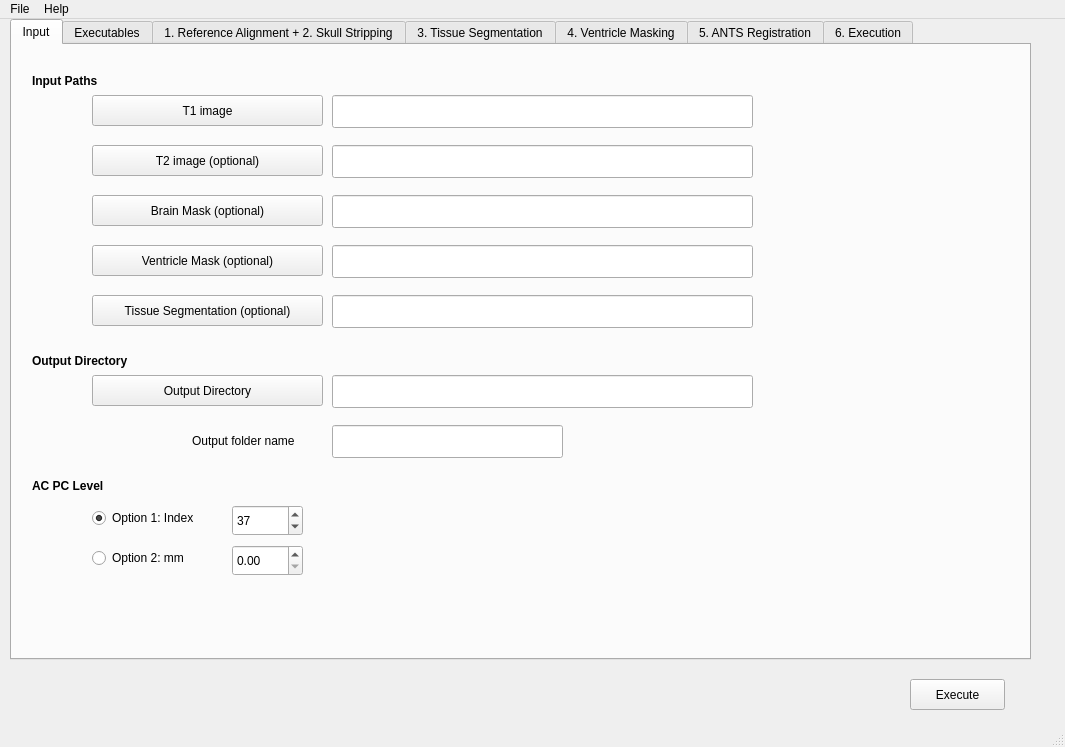
hay318/auto_EACSF, file src/app/csfwindow.ui: the form before one commit.
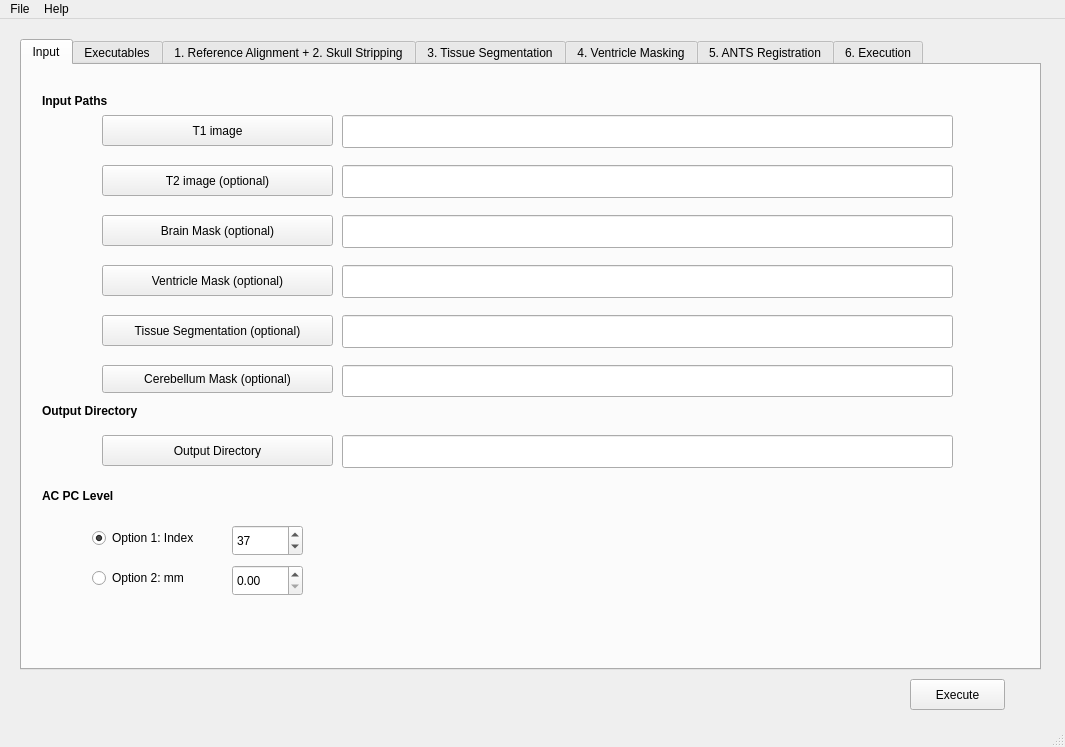
The form after the commit.

```diff
--- a/src/app/csfwindow.ui
+++ b/src/app/csfwindow.ui
@@ -17,10 +17,10 @@
    <widget class="QTabWidget" name="tabWidget">
     <property name="geometry">
      <rect>
-      <x>10</x>
-      <y>0</y>
+      <x>20</x>
+      <y>20</y>
       <width>1021</width>
-      <height>641</height>
+      <height>631</height>
      </rect>
     </property>
     <property name="currentIndex">
@@ -30,19 +30,6 @@
      <attribute name="title">
       <string>Input</string>
      </attribute>
-     <widget class="QLabel" name="label_OutputFolderName">
-      <property name="geometry">
-       <rect>
-        <x>180</x>
-        <y>380</y>
-        <width>131</width>
-        <height>31</height>
-       </rect>
-      </property>
-      <property name="text">
-       <string>Output folder name</string>
-      </property>
-     </widget>
      <widget class="QPushButton" name="pushButton_T1img">
       <property name="geometry">
        <rect>
@@ -113,17 +100,20 @@
        <rect>
         <x>320</x>
         <y>50</y>
-        <width>421</width>
+        <width>611</width>
         <height>33</height>
        </rect>
       </property>
+      <property name="text">
+       <string/>
+      </property>
      </widget>
      <widget class="QLineEdit" name="lineEdit_T2img">
       <property name="geometry">
        <rect>
         <x>320</x>
         <y>100</y>
-        <width>421</width>
+        <width>611</width>
         <height>33</height>
        </rect>
       </property>
@@ -133,7 +123,7 @@
        <rect>
         <x>320</x>
         <y>150</y>
-        <width>421</width>
+        <width>611</width>
         <height>33</height>
        </rect>
       </property>
@@ -143,30 +133,39 @@
        <rect>
         <x>320</x>
         <y>200</y>
-        <width>421</width>
+        <width>611</width>
         <height>33</height>
        </rect>
       </property>
+      <property name="text">
+       <string/>
+      </property>
      </widget>
      <widget class="QLineEdit" name="lineEdit_TissueSeg">
       <property name="geometry">
        <rect>
         <x>320</x>
         <y>250</y>
-        <width>421</width>
+        <width>611</width>
         <height>33</height>
        </rect>
       </property>
+      <property name="text">
+       <string/>
+      </property>
      </widget>
      <widget class="QLineEdit" name="lineEdit_OutputDir">
       <property name="geometry">
        <rect>
         <x>320</x>
-        <y>330</y>
-        <width>421</width>
+        <y>370</y>
+        <width>611</width>
         <height>33</height>
        </rect>
       </property>
+      <property name="text">
+       <string/>
+      </property>
      </widget>
      <widget class="QLabel" name="label_InputPaths">
       <property name="geometry">
@@ -191,7 +190,7 @@
       <property name="geometry">
        <rect>
         <x>20</x>
-        <y>300</y>
+        <y>330</y>
         <width>131</width>
         <height>31</height>
        </rect>
@@ -206,21 +205,11 @@
        <string>Output Directory</string>
       </property>
      </widget>
-     <widget class="QLineEdit" name="lineEdit_OutputFolderName">
-      <property name="geometry">
-       <rect>
-        <x>320</x>
-        <y>380</y>
-        <width>231</width>
-        <height>33</height>
-       </rect>
-      </property>
-     </widget>
      <widget class="QPushButton" name="pushButton_OutputDir">
       <property name="geometry">
        <rect>
         <x>80</x>
-        <y>330</y>
+        <y>370</y>
         <width>231</width>
         <height>31</height>
        </rect>
@@ -233,7 +222,7 @@
       <property name="geometry">
        <rect>
         <x>20</x>
-        <y>430</y>
+        <y>420</y>
         <width>91</width>
         <height>21</height>
        </rect>
@@ -251,7 +240,7 @@
      <widget class="QSpinBox" name="spinBox_Index">
       <property name="geometry">
        <rect>
-        <x>220</x>
+        <x>210</x>
         <y>460</y>
         <width>71</width>
         <height>31</height>
@@ -264,7 +253,7 @@
      <widget class="QDoubleSpinBox" name="doubleSpinBox_mm">
       <property name="geometry">
        <rect>
-        <x>220</x>
+        <x>210</x>
         <y>500</y>
         <width>71</width>
         <height>31</height>
@@ -277,7 +266,7 @@
      <widget class="QRadioButton" name="radioButton_Index">
       <property name="geometry">
        <rect>
-        <x>80</x>
+        <x>70</x>
         <y>460</y>
         <width>131</width>
         <height>26</height>
@@ -293,7 +282,7 @@
      <widget class="QRadioButton" name="radioButton_mm">
       <property name="geometry">
        <rect>
-        <x>80</x>
+        <x>70</x>
         <y>500</y>
         <width>121</width>
         <height>26</height>
@@ -303,6 +292,32 @@
        <string>Option 2: mm</string>
       </property>
      </widget>
+     <widget class="QPushButton" name="CerebellumMask">
+      <property name="geometry">
+       <rect>
+        <x>80</x>
+        <y>300</y>
+        <width>231</width>
+        <height>28</height>
+       </rect>
+      </property>
+      <property name="text">
+       <string>Cerebellum Mask (optional)</string>
+      </property>
+     </widget>
+     <widget class="QLineEdit" name="lineEdit_CerebellumMask">
+      <property name="geometry">
+       <rect>
+        <x>320</x>
+        <y>300</y>
+        <width>611</width>
+        <height>32</height>
+       </rect>
+      </property>
+      <property name="text">
+       <string/>
+      </property>
+     </widget>
     </widget>
     <widget class="QWidget" name="tab_executables">
      <attribute name="title">
```
Left out of the diff: 46 changed lines with no effect on the pictures.
